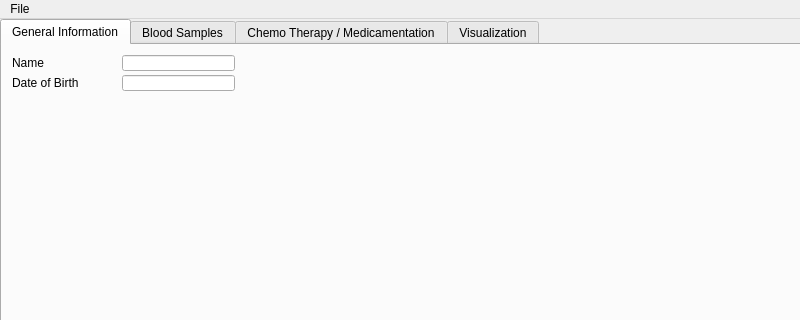
Before: the Qt Designer form mainwindow.ui in svenwml/Leuki, drawn with Qt 5; both pictures show x 0 to 800 and y 0 to 320 of the 800 by 600 pixel window.
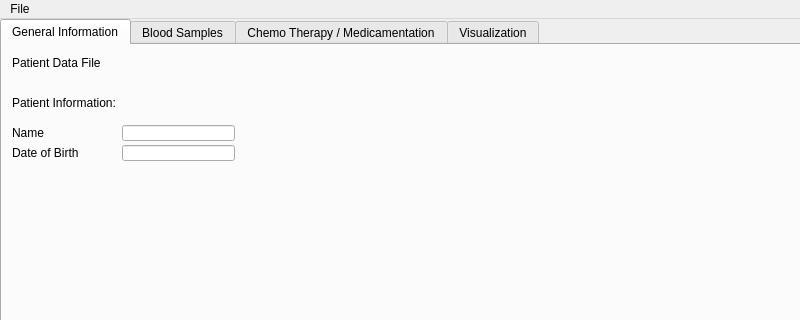
After: the same form once the commit is applied. Custom widgets are drawn as their Qt base class.

Commit message: show patient data file name on general information page

Diff of the .ui file:
```diff
--- a/mainwindow.ui
+++ b/mainwindow.ui
@@ -34,7 +34,7 @@
       <property name="geometry">
        <rect>
         <x>120</x>
-        <y>10</y>
+        <y>80</y>
         <width>113</width>
         <height>16</height>
        </rect>
@@ -44,7 +44,7 @@
       <property name="geometry">
        <rect>
         <x>10</x>
-        <y>10</y>
+        <y>80</y>
         <width>49</width>
         <height>16</height>
        </rect>
@@ -57,7 +57,7 @@
       <property name="geometry">
        <rect>
         <x>10</x>
-        <y>30</y>
+        <y>100</y>
         <width>81</width>
         <height>16</height>
        </rect>
@@ -70,12 +70,51 @@
       <property name="geometry">
        <rect>
         <x>120</x>
-        <y>30</y>
+        <y>100</y>
         <width>113</width>
         <height>16</height>
        </rect>
       </property>
      </widget>
+     <widget class="QLabel" name="label_3">
+      <property name="geometry">
+       <rect>
+        <x>10</x>
+        <y>10</y>
+        <width>91</width>
+        <height>16</height>
+       </rect>
+      </property>
+      <property name="text">
+       <string>Patient Data File</string>
+      </property>
+     </widget>
+     <widget class="QLabel" name="labelPatientDataFile">
+      <property name="geometry">
+       <rect>
+        <x>120</x>
+        <y>10</y>
+        <width>671</width>
+        <height>16</height>
+       </rect>
+      </property>
+      <property name="text">
+       <string/>
+      </property>
+     </widget>
+     <widget class="QLabel" name="label_4">
+      <property name="geometry">
+       <rect>
+        <x>10</x>
+        <y>50</y>
+        <width>111</width>
+        <height>16</height>
+       </rect>
+      </property>
+      <property name="text">
+       <string>Patient Information:</string>
+      </property>
+     </widget>
     </widget>
     <widget class="QWidget" name="tab_2">
      <attribute name="title">
```
The commit also changes 1 other file.
